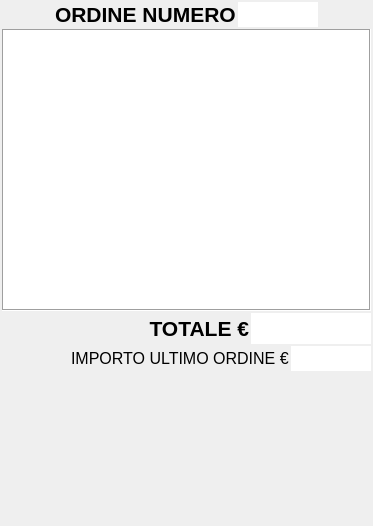
mtonin/gestcassa, file src/ordine.ui: the form before one commit.
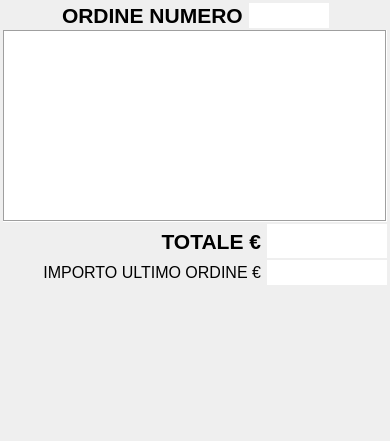
The form after the commit. Custom widgets are drawn as their Qt base class.

```diff
--- a/src/ordine.ui
+++ b/src/ordine.ui
@@ -2,20 +2,6 @@
 <ui version="4.0">
  <class>Ordine</class>
  <widget class="QWidget" name="Ordine">
-  <property name="geometry">
-   <rect>
-    <x>0</x>
-    <y>0</y>
-    <width>373</width>
-    <height>526</height>
-   </rect>
-  </property>
-  <property name="sizePolicy">
-   <sizepolicy hsizetype="Minimum" vsizetype="Preferred">
-    <horstretch>0</horstretch>
-    <verstretch>0</verstretch>
-   </sizepolicy>
-  </property>
   <property name="windowTitle">
    <string>Form</string>
   </property>
@@ -27,10 +13,13 @@
     <number>2</number>
    </property>
    <property name="margin">
-    <number>2</number>
+    <number>3</number>
    </property>
    <item>
     <layout class="QHBoxLayout" name="horizontalLayout_3">
+     <property name="spacing">
+      <number>6</number>
+     </property>
      <item>
       <spacer name="horizontalSpacer_3">
        <property name="orientation">
@@ -175,8 +164,14 @@
     </widget>
    </item>
    <item>
-    <layout class="QHBoxLayout" name="horizontalLayout_2">
-     <item>
+    <layout class="QGridLayout" name="gridLayout_2">
+     <property name="horizontalSpacing">
+      <number>6</number>
+     </property>
+     <property name="verticalSpacing">
+      <number>2</number>
+     </property>
+     <item row="0" column="0">
       <spacer name="horizontalSpacer">
        <property name="orientation">
         <enum>Qt::Horizontal</enum>
@@ -189,14 +184,8 @@
        </property>
       </spacer>
      </item>
-     <item>
+     <item row="0" column="1">
       <widget class="QLabel" name="label_3">
-       <property name="sizePolicy">
-        <sizepolicy hsizetype="Minimum" vsizetype="Preferred">
-         <horstretch>0</horstretch>
-         <verstretch>0</verstretch>
-        </sizepolicy>
-       </property>
        <property name="font">
         <font>
          <pointsize>16</pointsize>
@@ -212,10 +201,10 @@
        </property>
       </widget>
      </item>
-     <item>
+     <item row="0" column="2">
       <widget class="QLineEdit" name="totaleLine">
        <property name="sizePolicy">
-        <sizepolicy hsizetype="Minimum" vsizetype="Fixed">
+        <sizepolicy hsizetype="Minimum" vsizetype="Expanding">
          <horstretch>0</horstretch>
          <verstretch>0</verstretch>
         </sizepolicy>
@@ -228,7 +217,7 @@
        </property>
        <property name="font">
         <font>
-         <pointsize>16</pointsize>
+         <pointsize>18</pointsize>
          <weight>75</weight>
          <bold>true</bold>
         </font>
@@ -247,11 +236,7 @@
        </property>
       </widget>
      </item>
-    </layout>
-   </item>
-   <item>
-    <layout class="QHBoxLayout" name="horizontalLayout">
-     <item>
+     <item row="1" column="0">
       <spacer name="horizontalSpacer_2">
        <property name="orientation">
         <enum>Qt::Horizontal</enum>
@@ -264,7 +249,7 @@
        </property>
       </spacer>
      </item>
-     <item>
+     <item row="1" column="1">
       <widget class="QLabel" name="numeroLbl_3">
        <property name="font">
         <font>
@@ -274,19 +259,22 @@
        <property name="text">
         <string>IMPORTO ULTIMO ORDINE €</string>
        </property>
+       <property name="alignment">
+        <set>Qt::AlignRight|Qt::AlignTrailing|Qt::AlignVCenter</set>
+       </property>
       </widget>
      </item>
-     <item>
+     <item row="1" column="2">
       <widget class="QLineEdit" name="importoUltimoOrdineText">
        <property name="sizePolicy">
-        <sizepolicy hsizetype="Fixed" vsizetype="Fixed">
+        <sizepolicy hsizetype="Expanding" vsizetype="Expanding">
          <horstretch>0</horstretch>
          <verstretch>0</verstretch>
         </sizepolicy>
        </property>
        <property name="maximumSize">
         <size>
-         <width>80</width>
+         <width>120</width>
          <height>16777215</height>
         </size>
        </property>
```
